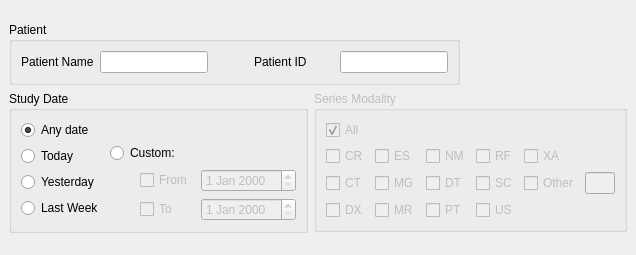
The window that starviewer/src/inputoutput/qbasicsearchwidgetbase.ui (starviewer-medical/starviewer) describes before a commit, drawn with Qt 5.
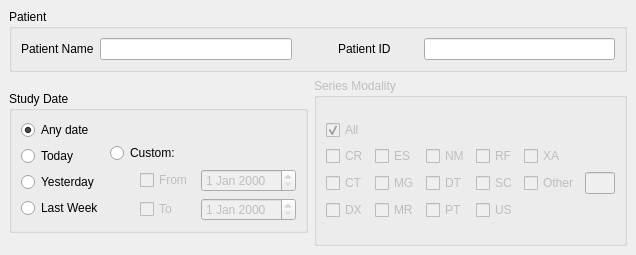
The same window after the commit.

Commit message: ENH:Degut a la r2750 els Widgets QAdvancedSearchWidgetBase i el QBasicSearchWidgetBase, no tenien la sizePolicy com a expanding, això feia que no s'adaptessin correctament a la interfície QueryScreen, en aquesta revisió s'arregla el problema posant els Widgets la mateixa sizePolicy que tenien quan eren elements de la QueryScreen

What changed in the file:
```diff
--- a/starviewer/src/inputoutput/qbasicsearchwidgetbase.ui
+++ b/starviewer/src/inputoutput/qbasicsearchwidgetbase.ui
@@ -31,7 +31,7 @@
       <widget class="QGroupBox" name="groupBox_3" >
        <property name="sizePolicy" >
         <sizepolicy>
-         <hsizetype>0</hsizetype>
+         <hsizetype>7</hsizetype>
          <vsizetype>0</vsizetype>
          <horstretch>0</horstretch>
          <verstretch>0</verstretch>
@@ -356,8 +356,8 @@
          </property>
          <property name="sizePolicy" >
           <sizepolicy>
-           <hsizetype>0</hsizetype>
-           <vsizetype>0</vsizetype>
+           <hsizetype>7</hsizetype>
+           <vsizetype>1</vsizetype>
            <horstretch>0</horstretch>
            <verstretch>0</verstretch>
           </sizepolicy>
```
Left out of the diff: 4 changed lines with no effect on the pictures. The commit also changes 1 other file.
